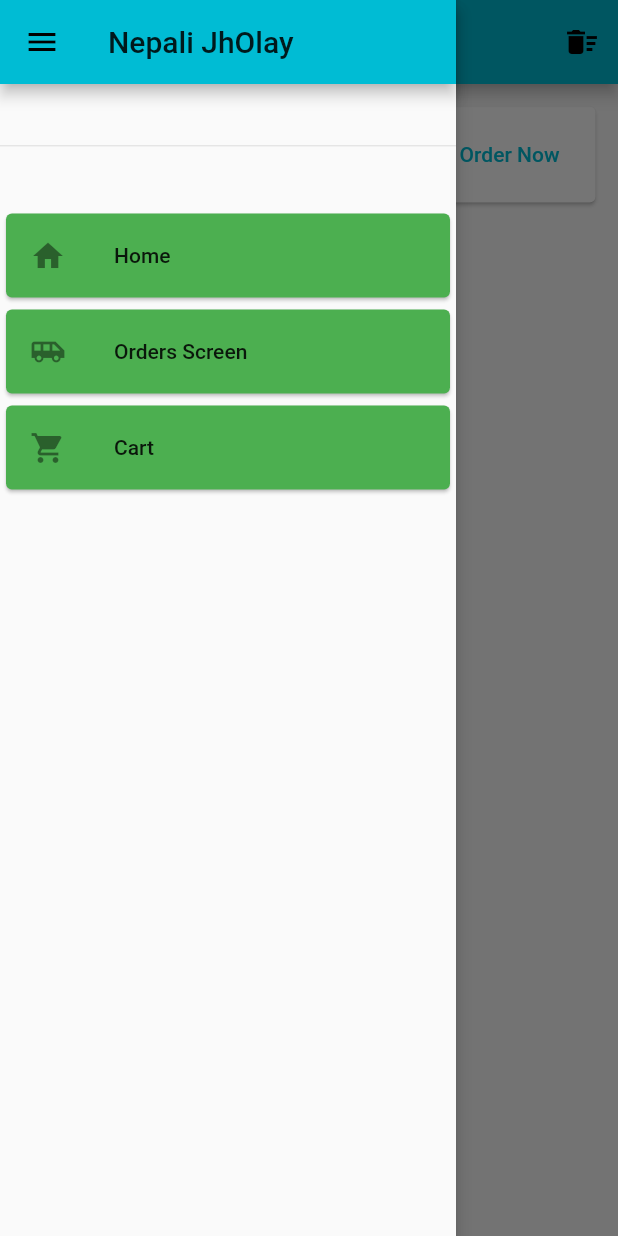
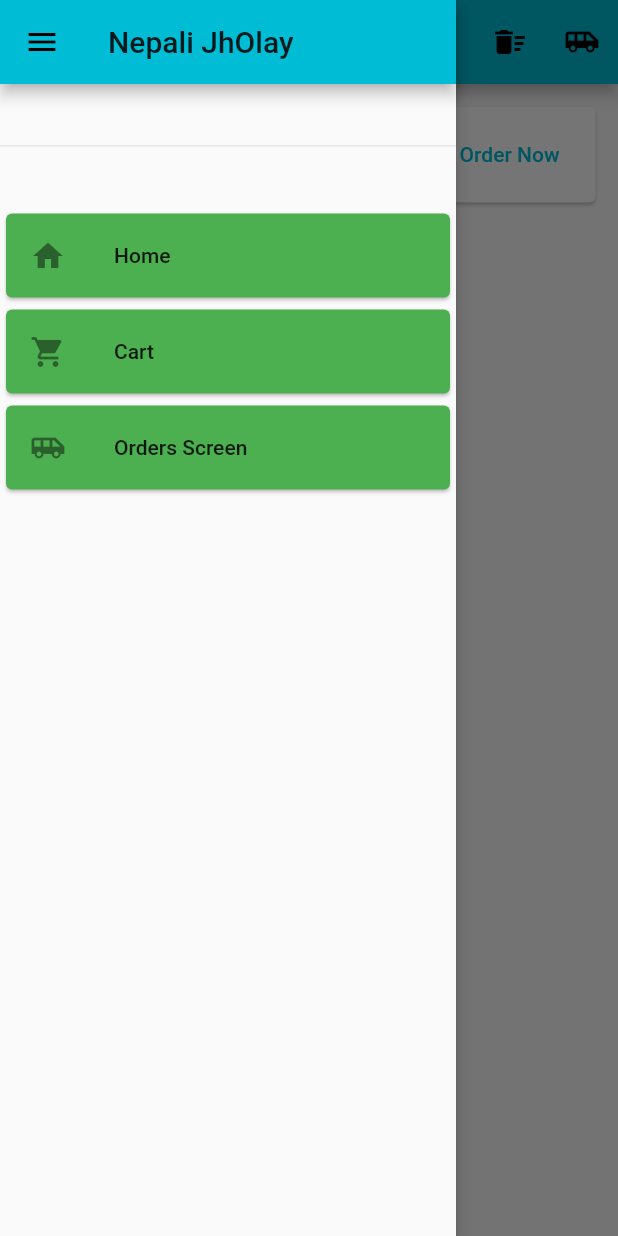
Before and after one commit to cyx977/srShop, a Flutter app: the CartDetailScreen screen opened by its route, with the side drawer open, on a phone screen of 412 x 824 dp. Run offline on Flutter 3.47's test engine with Material 2 defaults, Android fonts, the phone set to English and light mode, and no system bars; network calls fail.

Commit message:
minor refactor

```diff
--- a/lib/providers/products_provider.dart
+++ b/lib/providers/products_provider.dart
@@ -38,27 +38,28 @@ class ProductsProvider with ChangeNotifier {
     ),
     ProductProvider(
       id: 'p5',
-      title: 'Red Shirt',
-      description: 'A red shirt - it is pretty red!',
+      title: 'Purple Shirt',
+      description: 'A purple shirt - it is pretty geek!',
       price: 29.99,
       imageUrl:
-          'https://cdn.pixabay.com/photo/2016/10/02/22/17/red-t-shirt-1710578_1280.jpg',
+          'https://explosiontshirt.com/wp-content/uploads/2018/10/men-purple-tshirt-gildan-adult-front1.jpg',
     ),
     ProductProvider(
       id: 'p6',
-      title: 'Trousers',
+      title: 'Brown Trousers',
       description: 'A nice pair of trousers.',
-      price: 59.99,
+      price: 250.73,
       imageUrl:
-          'https://upload.wikimedia.org/wikipedia/commons/thumb/e/e8/Trousers%2C_dress_%28AM_1960.022-8%29.jpg/512px-Trousers%2C_dress_%28AM_1960.022-8%29.jpg',
+          'https://contents.mediadecathlon.com/p1641091/kf861c49b737a4d629aa737a501aac642/1641091_default.jpg?format=auto&quality=60&f=800x0',
     ),
     ProductProvider(
       id: 'p7',
-      title: 'Yellow Scarf',
-      description: 'Warm and cozy - exactly what you need for the winter.',
-      price: 19.99,
+      title: 'Turmeric',
+      description:
+          '\"Besar is the perfect medicine to Corona Virus.\" Dr.KP.Oli',
+      price: 100,
       imageUrl:
-          'https://live.staticflickr.com/4043/4438260868_cc79b3369d_z.jpg',
+          'https://detwxg7gzm61n.cloudfront.net/2019/08/30202434/Turmeric.jpg',
     ),
     ProductProvider(
       id: 'p8',
--- a/lib/screens/cart_detail_screen.dart
+++ b/lib/screens/cart_detail_screen.dart
@@ -1,5 +1,6 @@
 import 'package:flutter/material.dart';
 import 'package:provider/provider.dart';
+import 'package:srShop/screens/order_screen.dart';
 import '../providers/cart_provider.dart';
 import '../providers/order_provider.dart';
 import '../widgets/cart/cart_item.dart';
@@ -20,6 +21,14 @@ class CartDetailScreen extends StatelessWidget {
             ),
             onPressed: () {
               Provider.of<CartProvider>(context, listen: false).clear();
+            },
+          ),
+          IconButton(
+            icon: Icon(
+              Icons.airport_shuttle,
+            ),
+            onPressed: () {
+              Navigator.pushReplacementNamed(context, OrderScreen.route);
             },
           ),
         ],
--- a/lib/widgets/drawer/drawer_widget.dart
+++ b/lib/widgets/drawer/drawer_widget.dart
@@ -31,14 +31,14 @@ class DrawerBuilder extends StatelessWidget {
                   icon: Icons.home,
                 ),
                 DrawerMenuBuilder(
+                  title: "Cart",
+                  route: CartDetailScreen.route,
+                  icon: Icons.shopping_cart,
+                ),
+                DrawerMenuBuilder(
                   title: "Orders Screen",
                   route: OrderScreen.route,
                   icon: Icons.airport_shuttle,
-                ),
-                DrawerMenuBuilder(
-                  title: "Cart",
-                  route: CartDetailScreen.route,
-                  icon: Icons.shopping_cart,
                 ),
               ],
             )
```
